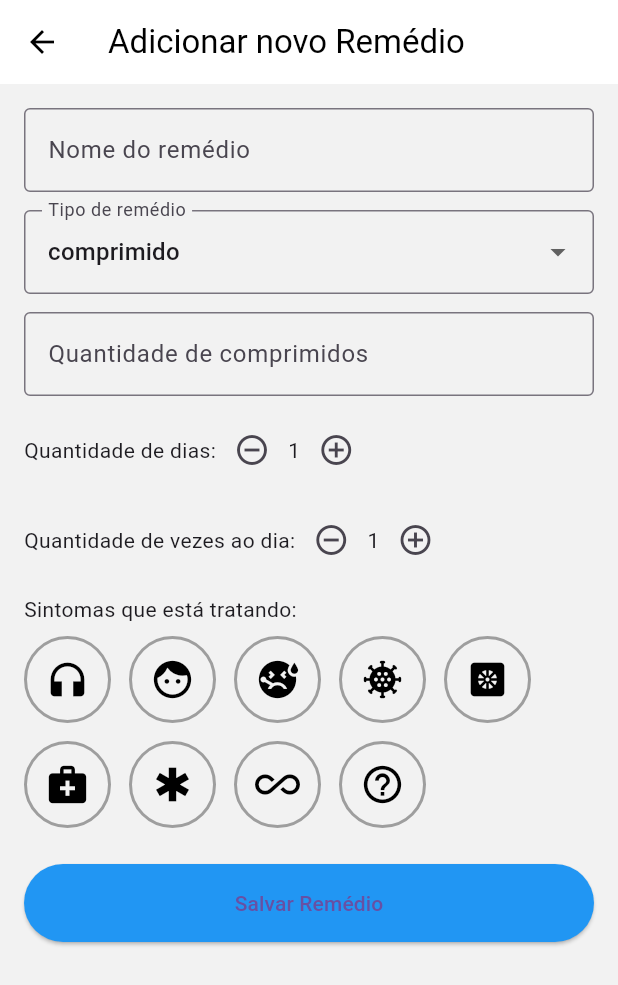
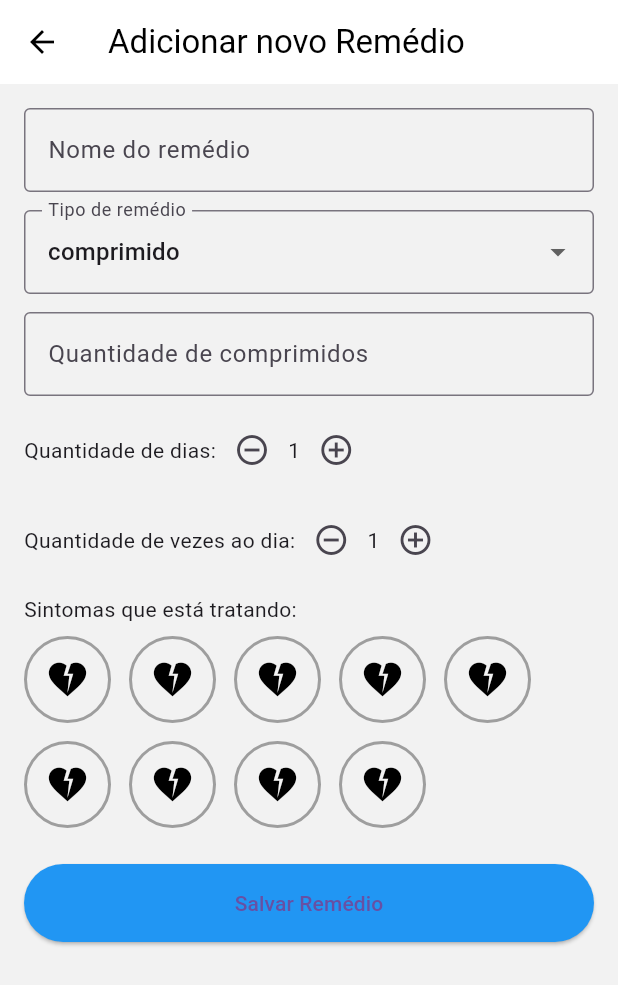
Before and after one commit to juschmidtt/remindmed, a Flutter app: the screen it shows after launch, item 3 of the bottom bar chosen, on a phone screen of 412 x 824 dp. Shown: the top 985 px of the screen. Run offline on Flutter 3.47's test engine with Material 3 defaults, Android fonts, the phone set to English and light mode, and no system bars.

Commit message:
Update tela_add.dart

```diff
--- a/lib/tela_add.dart
+++ b/lib/tela_add.dart
@@ -18,15 +18,15 @@ class _AdicionarRemedioPageState extends State<AdicionarRemedioPage> {
   int sintomaSelecionado = -1;
 
   final List<IconData> iconesSintomas = [
-    Icons.headphones, // dor de cabeça
-    Icons.face, // enjoo
-    Icons.sick, // dor de barriga
-    Icons.coronavirus, // respiratórios
-    Icons.heat_pump, // febre
-    Icons.medical_services, // dor de dente
-    Icons.emergency, // dor abdominal
-    Icons.all_inclusive, // tosse
-    Icons.help_outline, // outro
+    Icons.heart_broken, // dor de cabeça
+    Icons.heart_broken, // enjoo
+    Icons.heart_broken, // dor de barriga
+    Icons.heart_broken, // respiratórios
+    Icons.heart_broken, // febre
+    Icons.heart_broken, // dor de dente
+    Icons.heart_broken, // dor abdominal
+    Icons.heart_broken, // tosse
+    Icons.heart_broken, // outro
   ];
 
   void salvarRemedio() {
```
